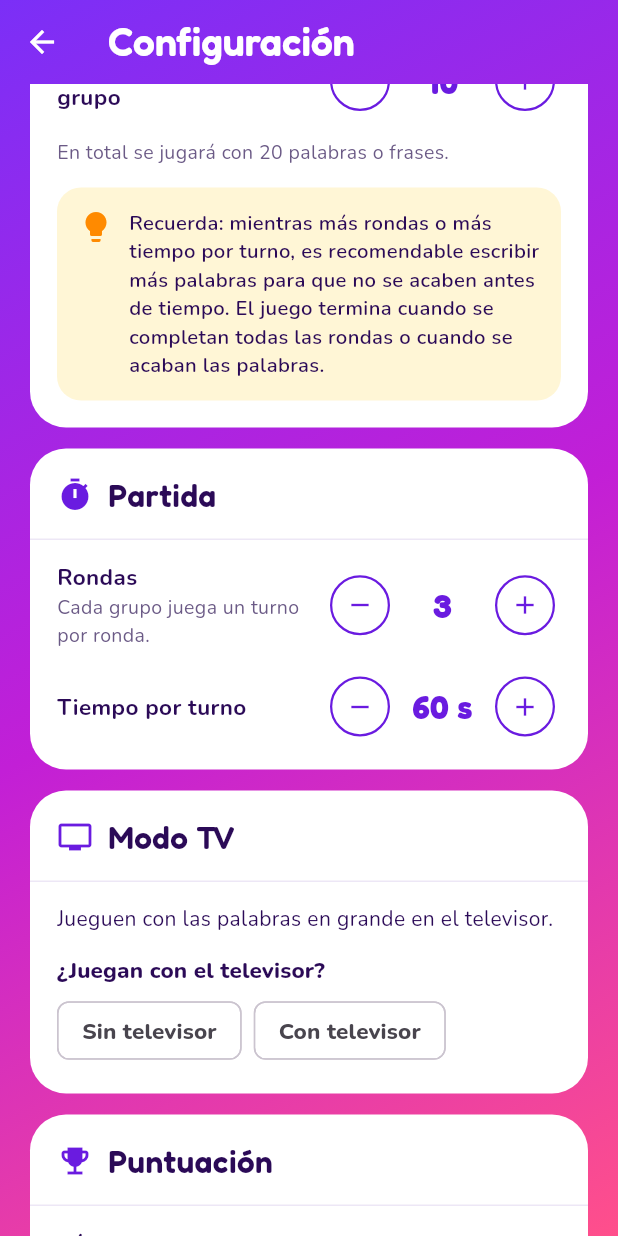
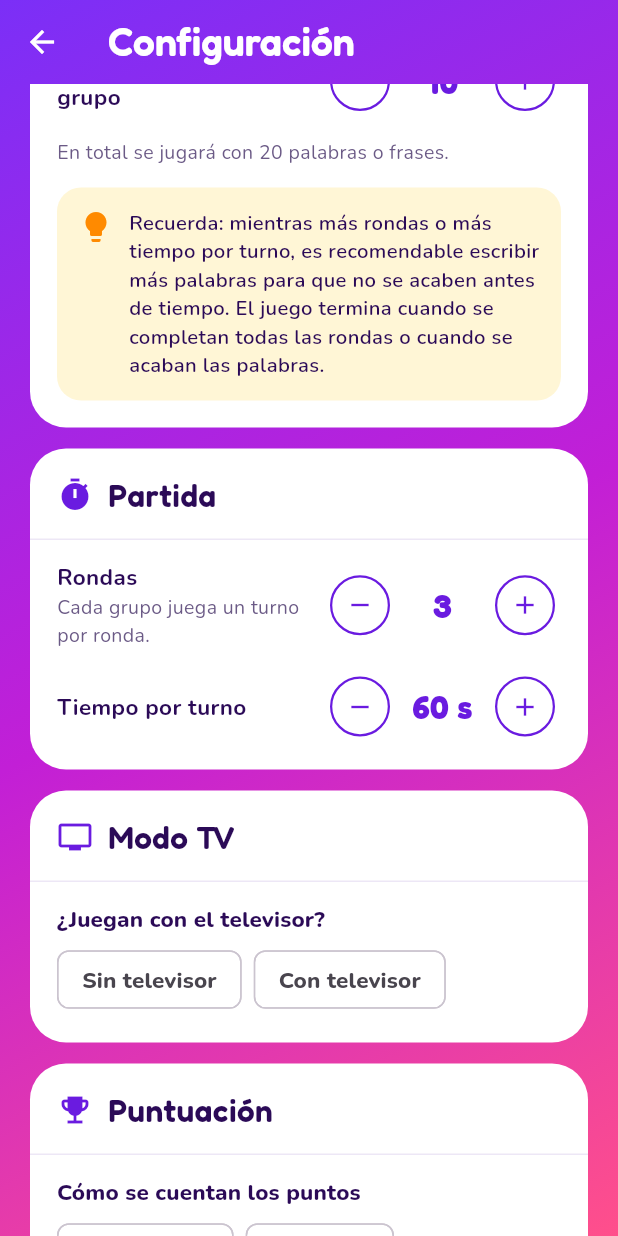
Before and after one commit to juancamilosal/charadeando_app, a Flutter app: the ConfigScreen screen opened by its route, scrolled down 576 dp, on a phone screen of 412 x 824 dp. Run offline on Flutter 3.47's test engine with Material 3 defaults, Android fonts, the phone set to English and light mode, and no system bars; our stand-ins replace camera, flutter_riverpod, go_router, sensors_plus, share_plus, video_player and 1 more; missing offline and left inert: ffmpeg_kit_flutter_new_video, gal.

Commit message:
Acortar la descripción del Modo TV y avisar cuando el TV ya está conectado
La sección dice en una línea que se duplica la pantalla en cualquier TV,
que el juez marca con botones y que no se graba video. El estado muestra
"El TV ya está conectado a este celular" o "Ningún TV conectado todavía".

Co-Authored-By: Claude Opus 5.5 <noreply@anthropic.com>
Claude-Session: https://claude.ai/code/session_01XPBFeG2PZmszSkrWwceepV

```diff
--- a/lib/screens/config_screen.dart
+++ b/lib/screens/config_screen.dart
@@ -6,7 +6,6 @@ import '../models/models.dart';
 import '../providers/providers.dart';
 import '../router.dart';
 import '../services/services.dart';
-import '../theme.dart';
 import '../widgets/config_section.dart';
 import '../widgets/number_stepper.dart';
 import '../widgets/option_selector.dart';
@@ -159,7 +158,9 @@ class _ConfigScreenState extends ConsumerState<ConfigScreen> {
         ScaffoldMessenger.of(context)
           ..hideCurrentSnackBar()
           ..showSnackBar(
-            const SnackBar(content: Text('Conectado al televisor')),
+            const SnackBar(
+              content: Text('El TV ya está conectado a este celular'),
+            ),
           );
       }
     });
@@ -360,27 +361,13 @@ class _ConfigScreenState extends ConsumerState<ConfigScreen> {
     );
   }
 
-  /// Si juegan con el televisor, cómo funciona y el botón para conectarlo.
+  /// Si juegan con el televisor y si ya está conectado.
   Widget _tvSection() {
     final connected = ref.watch(tvConnectedProvider).value ?? false;
-    const steps = [
-      'Conecten este celular al televisor con AirPlay, Chromecast o un '
-          'cable HDMI.',
-      'En el televisor se ven la palabra, el tiempo, el grupo, el marcador '
-          'y los resultados de cada turno.',
-      'El que adivina se para de espaldas al televisor y su grupo le da '
-          'pistas.',
-      'Un juez del grupo rival tiene este celular y toca "Pasar" o '
-          '"¡Correcto!".',
-      'Si el televisor se desconecta, el juego queda en pausa y sigue al '
-          'volver a conectarlo.',
-      'En el Modo TV no se graba video.',
-    ];
     return ConfigSection(
       icon: Icons.tv,
       title: 'Modo TV',
       children: [
-        const Text('Jueguen con las palabras en grande en el televisor.'),
         OptionSelector<bool>(
           label: '¿Juegan con el televisor?',
           options: const [false, true],
@@ -391,33 +378,8 @@ class _ConfigScreenState extends ConsumerState<ConfigScreen> {
         ),
         if (_tvMode) ...[
           const Text(
-            'Cómo funciona',
-            style: TextStyle(fontWeight: FontWeight.w800),
-          ),
-          Column(
-            crossAxisAlignment: CrossAxisAlignment.start,
-            children: [
-              for (var i = 0; i < steps.length; i++)
-                Padding(
-                  padding: const EdgeInsets.only(bottom: 6),
-                  child: Row(
-                    crossAxisAlignment: CrossAxisAlignment.start,
-                    children: [
-                      SizedBox(
-                        width: 22,
-                        child: Text(
-                          '${i + 1}.',
-                          style: const TextStyle(
-                            fontWeight: FontWeight.w800,
-                            color: AppColors.purple,
-                          ),
-                        ),
-                      ),
-                      Expanded(child: Text(steps[i])),
-                    ],
-                  ),
-                ),
-            ],
+            'Duplica la pantalla de tu celular en cualquier TV. Un juez '
+            'marca "Pasar" y "¡Correcto!" con botones. No se graba video.',
           ),
           const TvConnect(),
           if (_showErrors && !connected)
--- a/lib/widgets/tv_connect.dart
+++ b/lib/widgets/tv_connect.dart
@@ -28,7 +28,9 @@ class TvConnect extends ConsumerWidget {
             const SizedBox(width: 8),
             Expanded(
               child: Text(
-                connected ? 'Conectado al televisor' : 'Televisor sin conectar',
+                connected
+                    ? 'El TV ya está conectado a este celular'
+                    : 'Ningún TV conectado todavía',
                 style: TextStyle(
                   fontWeight: FontWeight.w800,
                   color: light ? Colors.white : AppColors.ink,
```
Also changed, not shown: 2 other files.
